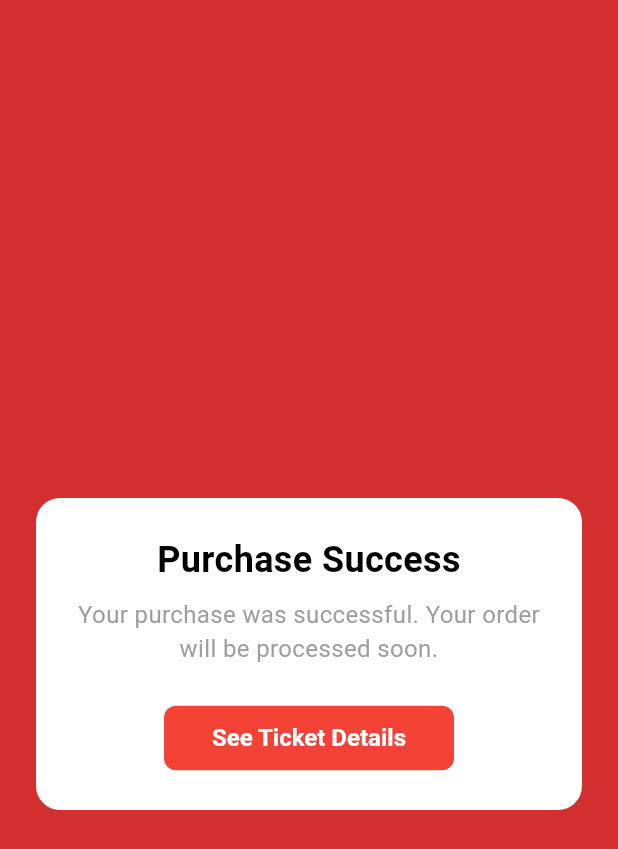
After one commit to TI-3D/fest-ticketing-app, a Flutter app: the PurchaseSucces screen opened directly, on a phone screen of 412 x 824 dp. The commit adds this screen. Shown: the top 849 px of the screen. Run offline on Flutter 3.47's test engine with Material 3 defaults, Android fonts, the phone set to English and light mode, and no system bars; our stand-ins replace dio, equatable, firebase_core, fl_chart, flutter_bloc, flutter_svg and 4 more; accounts and stored records are empty; Roboto replaces fonts that are missing (CircularStd).

Commit message:
create ui if pruchase succesed

```diff
--- a/lib/presentation/product/screen/checkout.dart
+++ b/lib/presentation/product/screen/checkout.dart
@@ -1,5 +1,6 @@
 import 'package:fest_ticketing/presentation/product/screen/payment.dart';
 import 'package:fest_ticketing/presentation/product/screen/payment_method.dart';
+import 'package:fest_ticketing/presentation/product/screen/purchase_succes.dart';
 import 'package:flutter/material.dart';
 
 class Checkout extends StatefulWidget {
@@ -164,6 +165,12 @@ class _CheckoutState extends State<Checkout> {
                               // Gopay Payment
                             } else if (selectedPaymentMethod == 'DANA') {
                               // DANA Payment
+                              Navigator.push(
+                                context,
+                                MaterialPageRoute(
+                                  builder: (context) => PurchaseSucces()
+                                ),
+                              );
                             } else if (selectedPaymentMethod == 'OVO') {
                               // OVO Payment
                             } else {}
--- /dev/null
+++ b/lib/presentation/product/screen/purchase_succes.dart
@@ -0,0 +1,85 @@
+import 'package:flutter/material.dart';
+
+class PurchaseSucces extends StatelessWidget {
+  const PurchaseSucces({Key? key}) : super(key: key);
+
+  @override
+  Widget build(BuildContext context) {
+    return Scaffold(
+      backgroundColor: Colors.red[700],
+      body: Center(
+        child: Column(
+          mainAxisAlignment: MainAxisAlignment.center,
+          children: [
+            // image
+            Padding(
+              padding: const EdgeInsets.all(24.0),
+              // child: Image.asset(
+              //   'assets/images/success_illustration.png', // Pastikan gambar ini tersedia di lokasi yang benar
+              //   height: 200,
+              // ),
+            ),
+            Container(
+              width: double.infinity,
+              margin: const EdgeInsets.symmetric(horizontal: 24),
+              padding: const EdgeInsets.all(24),
+              decoration: BoxDecoration(
+                color: Colors.white,
+                borderRadius: BorderRadius.circular(16),
+              ),
+              child: Column(
+                children: [
+                  const Text(
+                    'Purchase Success',
+                    style: TextStyle(
+                      fontSize: 24,
+                      fontWeight: FontWeight.bold,
+                      color: Colors.black,
+                    ),
+                    textAlign: TextAlign.center,
+                  ),
+                  const SizedBox(height: 8),
+                  const Text(
+                    'Your purchase was successful. Your order will be processed soon.',
+                    style: TextStyle(
+                      fontSize: 16,
+                      color: Colors.grey,
+                    ),
+                    textAlign: TextAlign.center,
+                  ),
+                  const SizedBox(height: 24),
+                  // button to see ticket details
+                  ElevatedButton(
+                    onPressed: () {
+                      // Navigator.push(
+                      //   context,
+                      //   MaterialPageRoute(
+                      //     builder: (context) => const TicketDetailPage(),
+                      //   ),
+                      // );
+                    },
+                    style: ElevatedButton.styleFrom(
+                      backgroundColor: Colors.red,
+                      padding: const EdgeInsets.symmetric(
+                          horizontal: 32, vertical: 12),
+                      shape: RoundedRectangleBorder(
+                        borderRadius: BorderRadius.circular(8),
+                      ),
+                    ),
+                    child: const Text(
+                      'See Ticket Details',
+                      style: TextStyle(
+                        color: Colors.white,
+                        fontSize: 16,
+                      ),
+                    ),
+                  ),
+                ],
+              ),
+            ),
+          ],
+        ),
+      ),
+    );
+  }
+}
```
